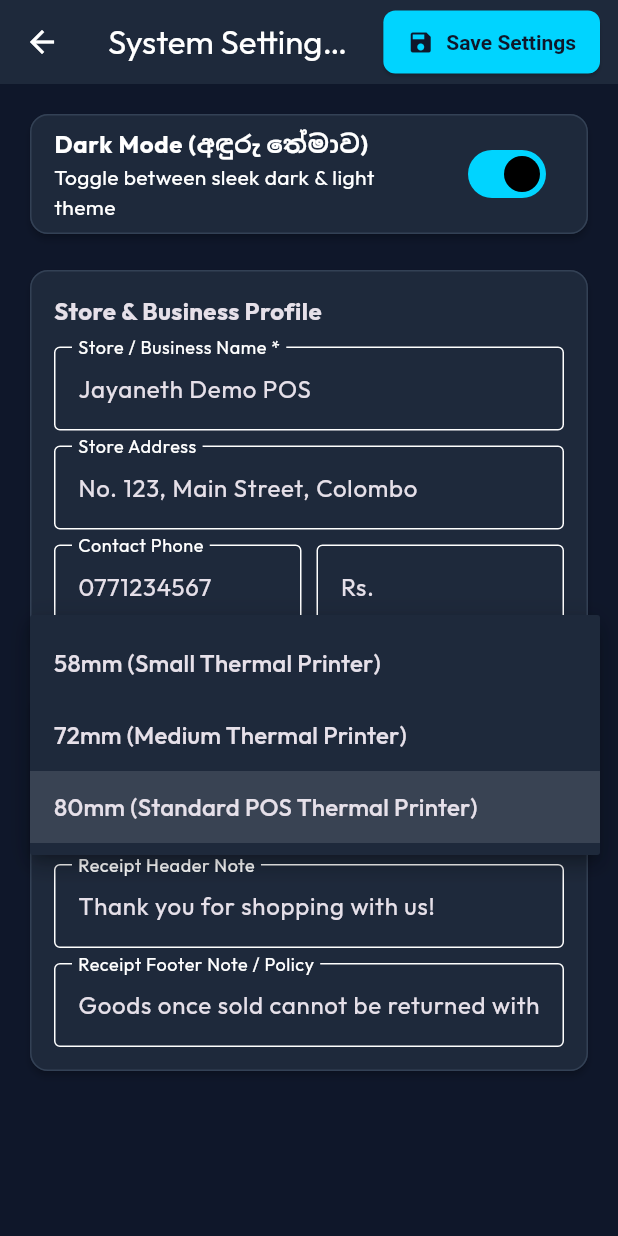
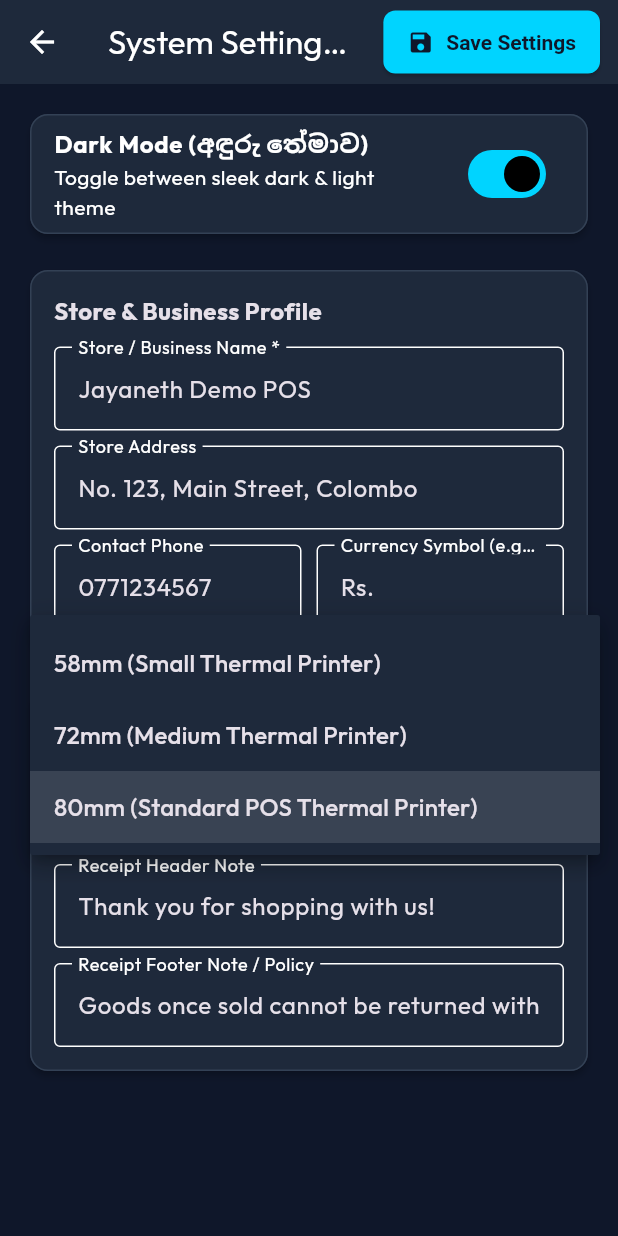
Before and after one commit to ushanjayaneth/All-D-Jayaneth-POS, a Flutter app: the SettingsScreen screen opened directly, after a tap on "80mm (Standard POS Thermal Printer)", on a phone screen of 412 x 824 dp. Run offline on Flutter 3.47's test engine with Material 3 defaults, Android fonts, the phone set to English and light mode, and no system bars; our stand-ins replace barcode_widget, csv, file_picker, google_fonts, pdf, printing and 3 more; accounts and stored records are empty.

Commit message:
fix: resolve all build errors (CardThemeData, unescaped dollar, shopping cart icon, Category import, web renderer flag, db init conditional import)

```diff
--- /dev/null
+++ b/lib/data/db_init.dart
@@ -0,0 +1,6 @@
+import 'db_init_stub.dart'
+    if (dart.library.io) 'db_init_io.dart';
+
+void initializeDatabasePlatform() {
+  initDatabasePlatform();
+}
--- /dev/null
+++ b/lib/data/db_init_stub.dart
@@ -0,0 +1,6 @@
+import 'package:sqflite/sqflite.dart';
+import 'package:sqflite_common_ffi_web/sqflite_ffi_web.dart';
+
+void initDatabasePlatform() {
+  databaseFactory = databaseFactoryFfiWeb;
+}
--- a/lib/theme/app_theme.dart
+++ b/lib/theme/app_theme.dart
@@ -37,7 +37,7 @@ class AppTheme {
       error: danger,
     ),
     textTheme: GoogleFonts.outfitTextTheme(ThemeData.dark().textTheme),
-    cardTheme: CardTheme(
+    cardTheme: CardThemeData(
       color: darkSurface,
       elevation: 2,
       shape: RoundedRectangleBorder(
@@ -60,7 +60,7 @@ class AppTheme {
     navigationBarTheme: NavigationBarThemeData(
       backgroundColor: darkSurface,
       indicatorColor: primary.withOpacity(0.2),
-      labelTextStyle: MaterialStateProperty.all(
+      labelTextStyle: WidgetStateProperty.all(
         const TextStyle(fontSize: 12, fontWeight: FontWeight.w500),
       ),
     ),
@@ -88,7 +88,7 @@ class AppTheme {
       error: danger,
     ),
     textTheme: GoogleFonts.outfitTextTheme(ThemeData.light().textTheme),
-    cardTheme: CardTheme(
+    cardTheme: CardThemeData(
       color: lightSurface,
       elevation: 1,
       shape: RoundedRectangleBorder(
@@ -111,7 +111,7 @@ class AppTheme {
     navigationBarTheme: NavigationBarThemeData(
       backgroundColor: lightSurface,
       indicatorColor: primaryDark.withOpacity(0.15),
-      labelTextStyle: MaterialStateProperty.all(
+      labelTextStyle: WidgetStateProperty.all(
         const TextStyle(fontSize: 12, fontWeight: FontWeight.w500),
       ),
     ),
--- a/lib/ui/screens/pos_screen.dart
+++ b/lib/ui/screens/pos_screen.dart
@@ -427,7 +427,7 @@ class _PosScreenState extends State<PosScreen> {
                   width: double.infinity,
                   height: 48,
                   child: ElevatedButton.icon(
-                    icon: const Icon(Icons.shopping_bag_checkout),
+                    icon: const Icon(Icons.shopping_cart_checkout),
                     label: const Text('PAY / CHECKOUT', style: TextStyle(fontSize: 15, fontWeight: FontWeight.bold)),
                     onPressed: pos.cartItems.isEmpty
                         ? null
--- a/lib/ui/screens/settings_screen.dart
+++ b/lib/ui/screens/settings_screen.dart
@@ -95,7 +95,7 @@ class _SettingsScreenState extends State<SettingsScreen> {
                     children: [
                       Expanded(child: TextField(controller: _phoneCtrl, decoration: const InputDecoration(labelText: 'Contact Phone', border: OutlineInputBorder()))),
                       const SizedBox(width: 10),
-                      Expanded(child: TextField(controller: _currencyCtrl, decoration: const InputDecoration(labelText: 'Currency Symbol (e.g. Rs. or $)', border: OutlineInputBorder()))),
+                      Expanded(child: TextField(controller: _currencyCtrl, decoration: const InputDecoration(labelText: 'Currency Symbol (e.g. Rs. or \$)', border: OutlineInputBorder()))),
                     ],
                   ),
                 ],
--- a/pubspec.yaml
+++ b/pubspec.yaml
@@ -16,6 +16,7 @@ dependencies:
   # Cross-Platform Local Database
   sqflite: ^2.3.3+1
   sqflite_common_ffi: ^2.3.3
+  sqflite_common_ffi_web: ^1.1.2
   path: ^1.9.0
   path_provider: ^2.1.3
 
```
Also changed, not shown: lib/data/database_helper.dart (+2 -9 lines), lib/data/db_init_io.dart (added, +10 -0 lines), lib/main.dart (+3 -7 lines), 1 other file.
